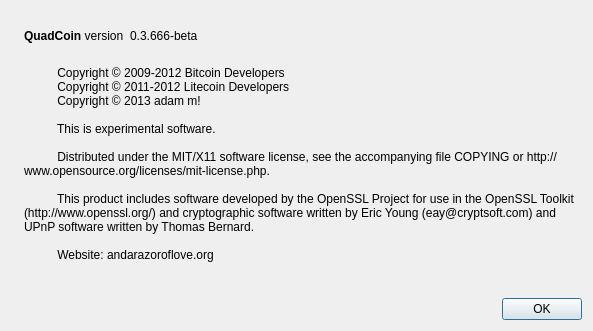
QuadCoin/QuadCoin, file src/qt/forms/aboutdialog.ui: the form before one commit.
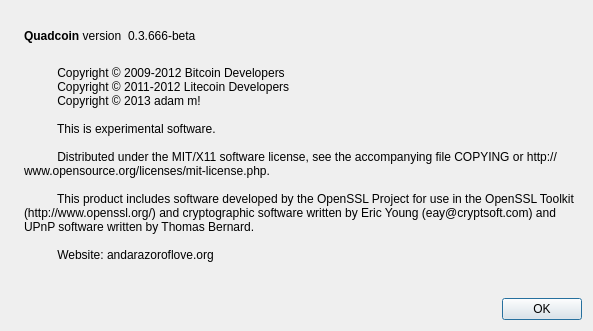
The form after the commit. Icons and pictures are not drawn.

```diff
--- a/src/qt/forms/aboutdialog.ui
+++ b/src/qt/forms/aboutdialog.ui
@@ -50,7 +50,7 @@
           <cursorShape>IBeamCursor</cursorShape>
          </property>
          <property name="text">
-          <string>&lt;b&gt;QuadCoin&lt;/b&gt; version</string>
+          <string>&lt;b&gt;Quadcoin&lt;/b&gt; version</string>
          </property>
          <property name="textInteractionFlags">
           <set>Qt::LinksAccessibleByMouse|Qt::TextSelectableByKeyboard|Qt::TextSelectableByMouse</set>
```
Left out of the diff: 2 changed lines with no effect on the pictures.
